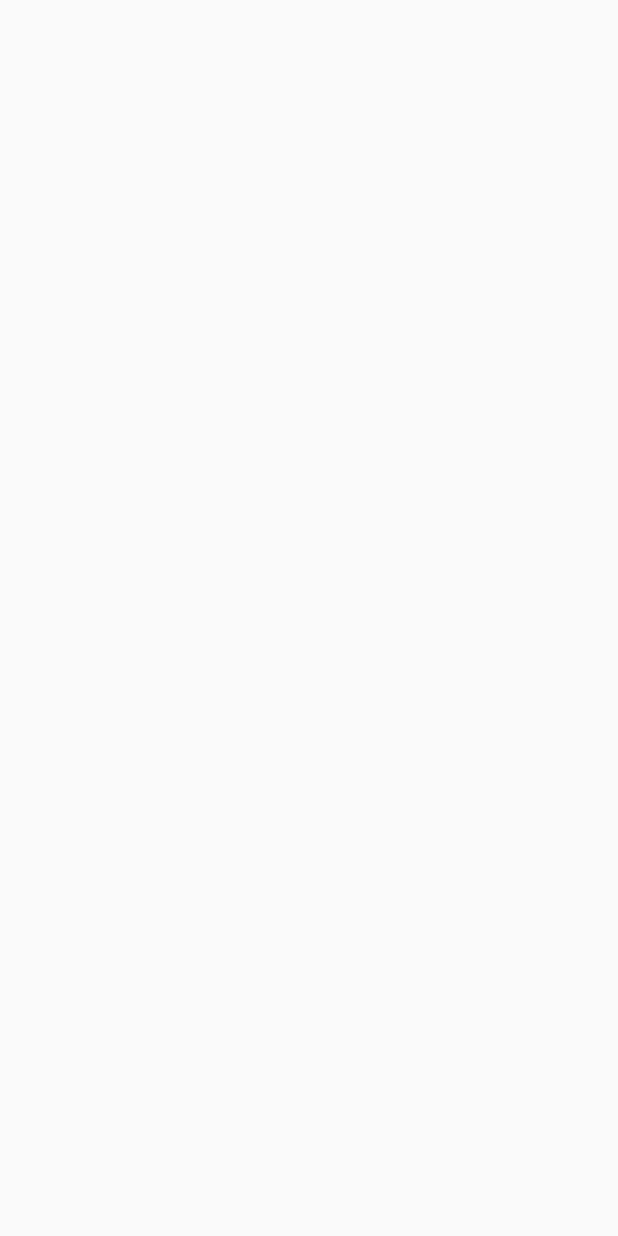
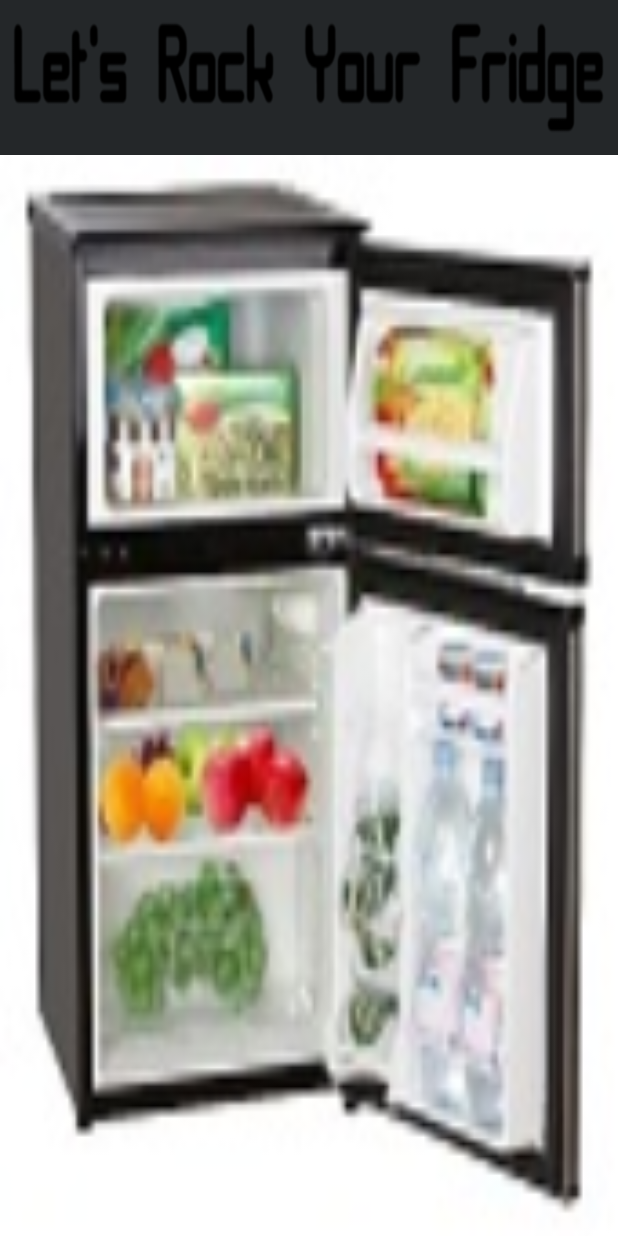
Before and after one commit to xuzihan0311/Fridge_Wizard, an Android app: the screen it shows after launch (IntroScreen), on a phone screen of 412 x 824 dp. Before the commit the screen is empty. Run offline under Robolectric (Android 15) with nearby library versions, the phone set to English and light mode, and no system bars.

Commit message:
intro animation progress

```diff
--- a/app/src/main/java/com/appathon/alex/fridge_wizard/IntroScreen.java
+++ b/app/src/main/java/com/appathon/alex/fridge_wizard/IntroScreen.java
@@ -28,21 +28,17 @@ public class IntroScreen extends Activity {
     private void animate() {
         Animation anim = AnimationUtils.loadAnimation(this, R.anim.background);
         anim.reset();
-        LinearLayout lay = (LinearLayout) findViewById(R.id.layout);
-        lay.clearAnimation();
+        LinearLayout lay = (LinearLayout) findViewById(R.id.layout1);
         lay.startAnimation(anim);
 
         anim = AnimationUtils.loadAnimation(this, R.anim.move_up);
         anim.reset();
-        ImageView fridge = (ImageView) findViewById(R.id.intro);
-        fridge.clearAnimation();
-        fridge.startAnimation(anim);
+        ImageView text = (ImageView) findViewById(R.id.intro);
+        text.startAnimation(anim);
 
-//        anim = AnimationUtils.loadAnimation(this, R.anim.move_up2);
-//        anim.reset();
-//        ImageView text = (ImageView) findViewById((R.id.intro));
-//        text.clearAnimation();
-//        text.startAnimation(anim);
+        Animation anim1 = AnimationUtils.loadAnimation(this, R.anim.move_up2);
+        ImageView fridge = (ImageView) findViewById(R.id.fridge_animation);
+        fridge.startAnimation(anim1);
 
         introThread = new Thread() {
             @Override
@@ -52,7 +48,7 @@ public class IntroScreen extends Activity {
                     // Intro screen pause time
                     while (waited < 3500) {
                         sleep(100);
-                        waited += 50;
+                        waited += 70;
                     }
                     Intent intent = new Intent(IntroScreen.this,
                             Fridge.class);
--- a/app/src/main/res/anim/background.xml
+++ b/app/src/main/res/anim/background.xml
@@ -1,6 +1,6 @@
 <?xml version="1.0" encoding="utf-8"?>
 <alpha
     xmlns:android="http://schemas.android.com/apk/res/android"
-    android:fromAlpha="0.0"
-    android:toAlpha="1.0"
+    android:fromAlpha="1.0"
+    android:toAlpha="0.0"
     android:duration="6000" />
--- a/app/src/main/res/anim/move_up.xml
+++ b/app/src/main/res/anim/move_up.xml
@@ -6,8 +6,8 @@
         xmlns:android="http://schemas.android.com/apk/res/android"
         android:fromXDelta="0%"
         android:toXDelta="0%"
-        android:fromYDelta="400%"
-        android:toYDelta="200%"
-        android:duration="2000"
+        android:fromYDelta="200%"
+        android:toYDelta="450%"
+        android:duration="1000"
         android:zAdjustment="top" />
 </set>
--- a/app/src/main/res/anim/move_up2.xml
+++ b/app/src/main/res/anim/move_up2.xml
@@ -4,10 +4,10 @@
 
     <translate
         xmlns:android="http://schemas.android.com/apk/res/android"
-        android:fromXDelta="0%"
-        android:toXDelta="0%"
-        android:fromYDelta="600%"
-        android:toYDelta="400%"
-        android:duration="2000"
+        android:fromXDelta="50%"
+        android:toXDelta="50%"
+        android:fromYDelta="0%"
+        android:toYDelta="0%"
+        android:duration="1000"
         android:zAdjustment="top" />
 </set>
--- a/app/src/main/res/layout/fridge_animation.xml
+++ /dev/null
@@ -1,16 +0,0 @@
-<?xml version="1.0" encoding="utf-8"?>
-<LinearLayout xmlns:android="http://schemas.android.com/apk/res/android"
-    android:orientation="vertical"
-    android:layout_width="fill_parent"
-    android:layout_height="fill_parent"
-    android:layout_gravity="center"
-    android:gravity="center"
-    android:id="@+id/layout1"
-    android:background="#242729">
-
-    <ImageView
-        android:layout_width="wrap_content"
-        android:layout_height="wrap_content"
-        android:id="@+id/fridge"
-        android:background="@drawable/fridge_img"/>
-</LinearLayout>
--- a/app/src/main/res/layout/intro.xml
+++ b/app/src/main/res/layout/intro.xml
@@ -1,15 +1,20 @@
 <?xml version="1.0" encoding="utf-8"?>
-<LinearLayout xmlns:android="http://schemas.android.com/apk/res/android"
+<TableLayout xmlns:android="http://schemas.android.com/apk/res/android"
     android:orientation="vertical"
     android:layout_width="fill_parent"
     android:layout_height="fill_parent"
     android:layout_gravity="center"
-    android:id="@+id/layout"
+    android:id="@+id/layout1"
     android:background="#242729">
-
     <ImageView
         android:layout_width="wrap_content"
         android:layout_height="wrap_content"
         android:id="@+id/intro"
-        android:background="@drawable/intro_img"/>
-</LinearLayout>
+        android:background="@drawable/intro_img" />
+
+    <ImageView
+        android:layout_width="match_parent"
+        android:layout_height="match_parent"
+        android:id="@+id/fridge_animation"
+        android:background="@drawable/fridge_img" />
+</TableLayout>
```
Also changed, not shown: app/src/main/res/drawable/fridge_img.jpg.
